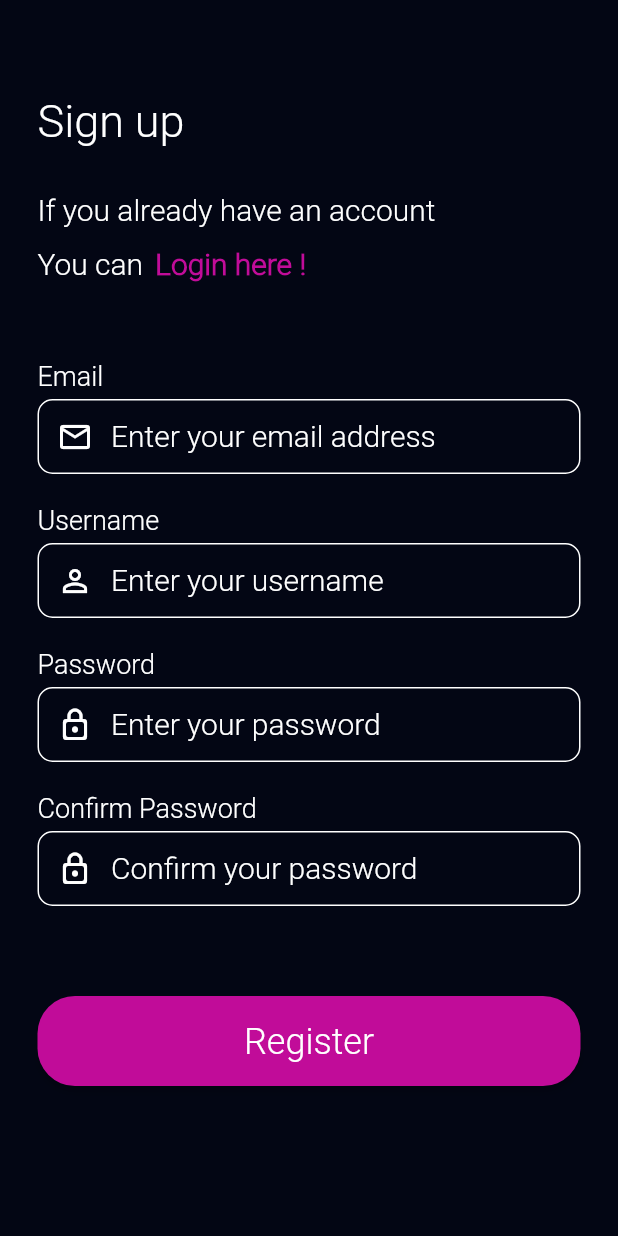
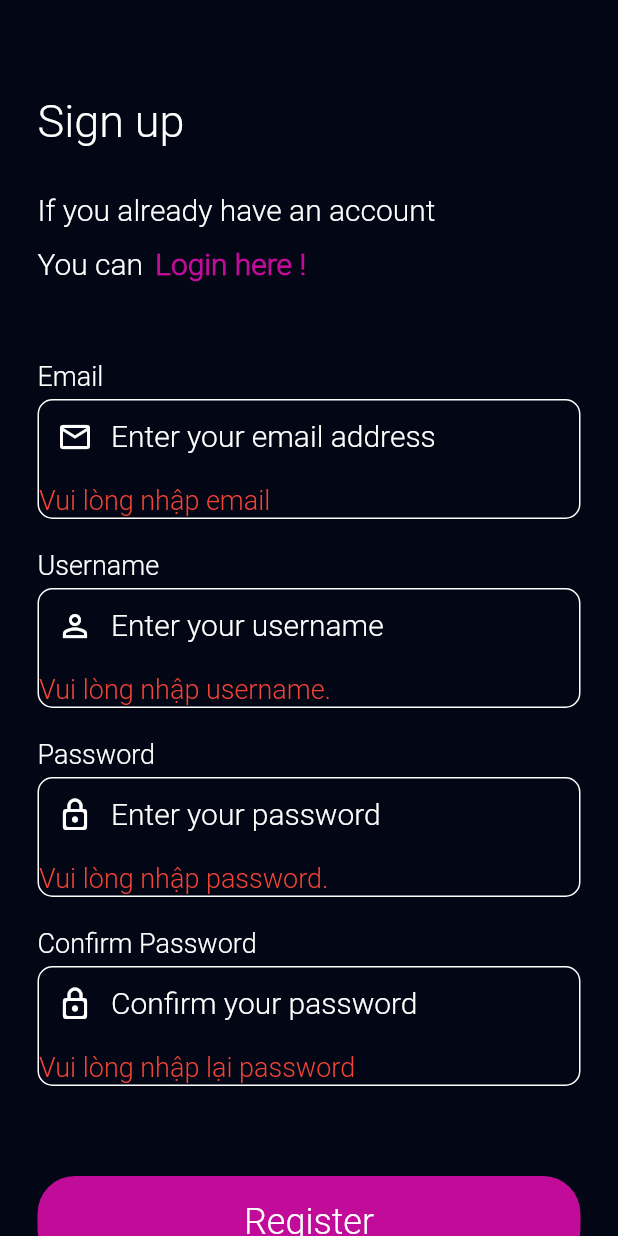
Before and after one commit to hovannam123/PBL6, a Flutter app: the Register screen opened directly, scrolled down 38 dp, after a tap on "Register", on a phone screen of 412 x 824 dp. Run offline on Flutter 3.47's test engine with Material 2 defaults, Android fonts, the phone set to English and light mode, and no system bars; accounts and stored records are empty.

Commit message:
validate form login and register

```diff
--- a/lib/config/app_text_style.dart
+++ b/lib/config/app_text_style.dart
@@ -96,6 +96,12 @@ class AppTextStyle{
       height: 1.2,
       color: Colors.purpleAccent,
       decoration: TextDecoration.none);
+  static const heading4Red = TextStyle(
+      fontWeight: FontWeight.w400,
+      fontSize: 18,
+      height: 1.2,
+      color: Colors.red,
+      decoration: TextDecoration.none);
   static const h = TextStyle(
       fontWeight: FontWeight.w500,
       fontSize: 14,
@@ -103,4 +109,11 @@ class AppTextStyle{
       color: DarkTheme.white,
       decoration: TextDecoration.none
   );
+  static const hRed = TextStyle(
+      fontWeight: FontWeight.w500,
+      fontSize: 14,
+      height: 1.0,
+      color: DarkTheme.red,
+      decoration: TextDecoration.none
+  );
 }
--- a/lib/main.dart
+++ b/lib/main.dart
@@ -27,7 +27,7 @@ class MyApp extends StatelessWidget {
           displayColor:Colors.white
         )
       ),
-      home: const Home(),
+      home: const Login(),
     );
   }
 }
--- a/lib/modules/home/home.dart
+++ b/lib/modules/home/home.dart
@@ -10,10 +10,12 @@ import 'package:pbl6/model/genres.dart';
 import 'package:pbl6/modules/home/components/category_bar.dart';
 import 'package:pbl6/modules/home/components/search_bar.dart';
 
+import '../../model/user.dart';
 import 'components/item_pages.dart';
 
 class Home extends StatefulWidget {
-  const Home({Key? key}) : super(key: key);
+  const Home({Key? key, required this.user}) : super(key: key);
+  final User user;
 
   @override
   State<Home> createState() => _HomeState();
@@ -69,7 +71,7 @@ class _HomeState extends State<Home> {
             onPressed: (){},
           ),
           actions: [
-            IconButton(onPressed: (){}, icon: Icon(Icons.person_outline)),
+            IconButton(onPressed: (){print(widget.user.name);}, icon: Icon(Icons.person_outline)),
             IconButton(onPressed: (){}, icon: Icon(Icons.notifications)),
             IconButton(onPressed: (){}, icon: Icon(Icons.shopping_cart_outlined))
           ],
--- a/lib/modules/register/register.dart
+++ b/lib/modules/register/register.dart
@@ -14,14 +14,34 @@ class Register extends StatefulWidget {
 }
 
 class _RegisterState extends State<Register> {
+
+  bool isEmail(String string) {
+    // Null or empty string is invalid
+    if (string == null || string.isEmpty) {
+      return false;
+    }
+
+    const pattern = r'^[\w-\.]+@([\w-]+\.)+[\w-]{2,4}$';
+    final regExp = RegExp(pattern);
+
+    if (!regExp.hasMatch(string)) {
+      return false;
+    }
+    return true;
+  }
+  GlobalKey<FormState> _registerKey = GlobalKey<FormState>();
+
   @override
   Widget build(BuildContext context) {
     final Size size = MediaQuery.of(context).size;
+    // final _registerKey = GlobalKey<FormState>();
+    final TextEditingController controller = TextEditingController();
     return Scaffold(
       body: SingleChildScrollView(
         child: Padding(
           padding: EdgeInsets.symmetric(vertical: 100, horizontal: 25),
-          child: Container(
+          child: Form(
+            key: _registerKey,
             child: Column(
               crossAxisAlignment: CrossAxisAlignment.start,
               children: [
@@ -45,13 +65,23 @@ class _RegisterState extends State<Register> {
                     border: Border.all(color: Colors.white, width:1),
                     borderRadius: BorderRadius.circular(10),
                   ),
-                  child: TextField(
+                  child: TextFormField(
                     decoration: InputDecoration(
                         prefixIcon: Icon(Icons.email_outlined, color: Colors.white,),
                         hintText: 'Enter your email address',
                         hintStyle: AppTextStyle.heading3Light,
-                        border: InputBorder.none
+                        border: InputBorder.none,
+                        errorStyle: AppTextStyle.heading4Red
                     ),
+                    validator: (value){
+                      if(value == null || value.isEmpty){
+                        return 'Vui lòng nhập email';
+                      }
+                      else if (!isEmail(value)){
+                        return 'Vui lòng nhập đúng định dạng email';
+                      }
+                      return null;
+                    },
                   ),
                 ),
                 SizedBox(height: 20,),
@@ -61,13 +91,17 @@ class _RegisterState extends State<Register> {
                     border: Border.all(color: Colors.white, width:1),
                     borderRadius: BorderRadius.circular(10),
                   ),
-                  child: TextField(
+                  child: TextFormField(
                     decoration: InputDecoration(
                         prefixIcon: Icon(Icons.person_outline, color: Colors.white,),
                         hintText: 'Enter your username',
                         hintStyle: AppTextStyle.heading3Light,
-                        border: InputBorder.none
+                        border: InputBorder.none,
+                        errorStyle: AppTextStyle.heading4Red
                     ),
+                    validator: (value){
+                      return (value == null || value.isEmpty) ? 'Vui lòng nhập username.' : null;
+                    },
                   ),
                 ),
                 SizedBox(height: 20,),
@@ -77,13 +111,19 @@ class _RegisterState extends State<Register> {
                     border: Border.all(color: Colors.white, width:1),
                     borderRadius: BorderRadius.circular(10),
                   ),
-                  child: TextField(
+                  child: TextFormField(
+                    obscureText: true,
                     decoration: InputDecoration(
                         prefixIcon: Icon(Icons.lock_outline_rounded, color: Colors.white,),
                         hintText: 'Enter your password',
                         hintStyle: AppTextStyle.heading3Light,
-                        border: InputBorder.none
+                        border: InputBorder.none,
+                        errorStyle: AppTextStyle.heading4Red
                     ),
+                    validator: (value){
+                      return (value == null || value.isEmpty) ? 'Vui lòng nhập password.' : null;
+                    },
+                    controller: controller,
                   ),
                 ),
                 SizedBox(height: 20,),
@@ -93,13 +133,24 @@ class _RegisterState extends State<Register> {
                     border: Border.all(color: Colors.white, width:1),
                     borderRadius: BorderRadius.circular(10),
                   ),
-                  child: TextField(
+                  child: TextFormField(
+                    obscureText: true,
                     decoration: InputDecoration(
                         prefixIcon: Icon(Icons.lock_outline_rounded, color: Colors.white,),
                         hintText: 'Confirm your password',
                         hintStyle: AppTextStyle.heading3Light,
-                        border: InputBorder.none
+                        border: InputBorder.none,
+                        errorStyle: AppTextStyle.heading4Red
                     ),
+                    validator: (value){
+                      if(value == null || value.isEmpty){
+                        return 'Vui lòng nhập lại password';
+                      }
+                      else if(value != controller.text){
+                        return 'Vui lòng nhập đúng mật khẩu xác thực';
+                      }
+                      return null;
+                    },
                   ),
                 ),
                 SizedBox(height: 60,),
@@ -114,7 +165,13 @@ class _RegisterState extends State<Register> {
                               borderRadius: BorderRadius.all(Radius.circular(25))
                           )
                       ),
-                      onPressed: (){},
+                      onPressed: (){
+                        if(_registerKey.currentState!.validate()){
+                          ScaffoldMessenger.of(context).showSnackBar(
+                            const SnackBar(content: Text('Processing Data')),
+                          );
+                        }
+                      },
                       child: const Center(
                           child: Text('Register', style: AppTextStyle.heading2,)
                       )),
```
Also changed, not shown: lib/model/user.dart (added, +26 -0 lines), lib/modules/login/login.dart (+76 -10 lines), lib/modules/profile/profile.dart (added, +17 -0 lines).
